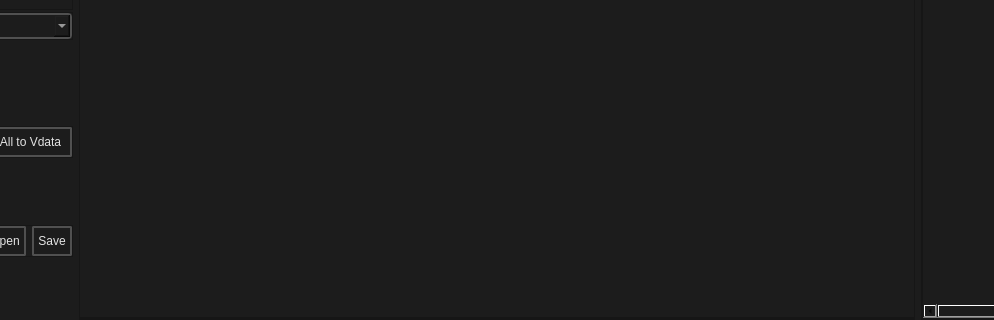
Old version of the form smartprop_editor/main.ui in the repository dertwist/Hammer5Tools; both pictures show x 101 to 1095 and y 400 to 720 of the 1280 by 720 pixel window.
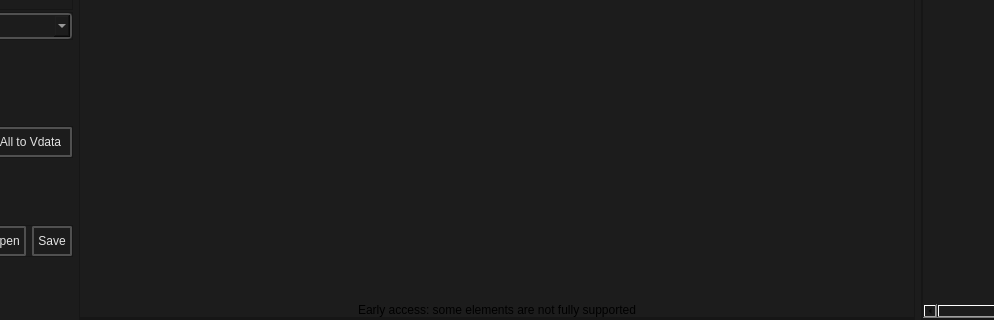
New version of the form. Icons and pictures are not drawn.

Diff of the .ui file:
```diff
--- a/smartprop_editor/main.ui
+++ b/smartprop_editor/main.ui
@@ -136,6 +136,16 @@
                </property>
               </spacer>
              </item>
+             <item>
+              <widget class="QLabel" name="label_2">
+               <property name="text">
+                <string>Early access: some elements are not fully supported</string>
+               </property>
+               <property name="alignment">
+                <set>Qt::AlignCenter</set>
+               </property>
+              </widget>
+             </item>
             </layout>
            </item>
           </layout>
```
